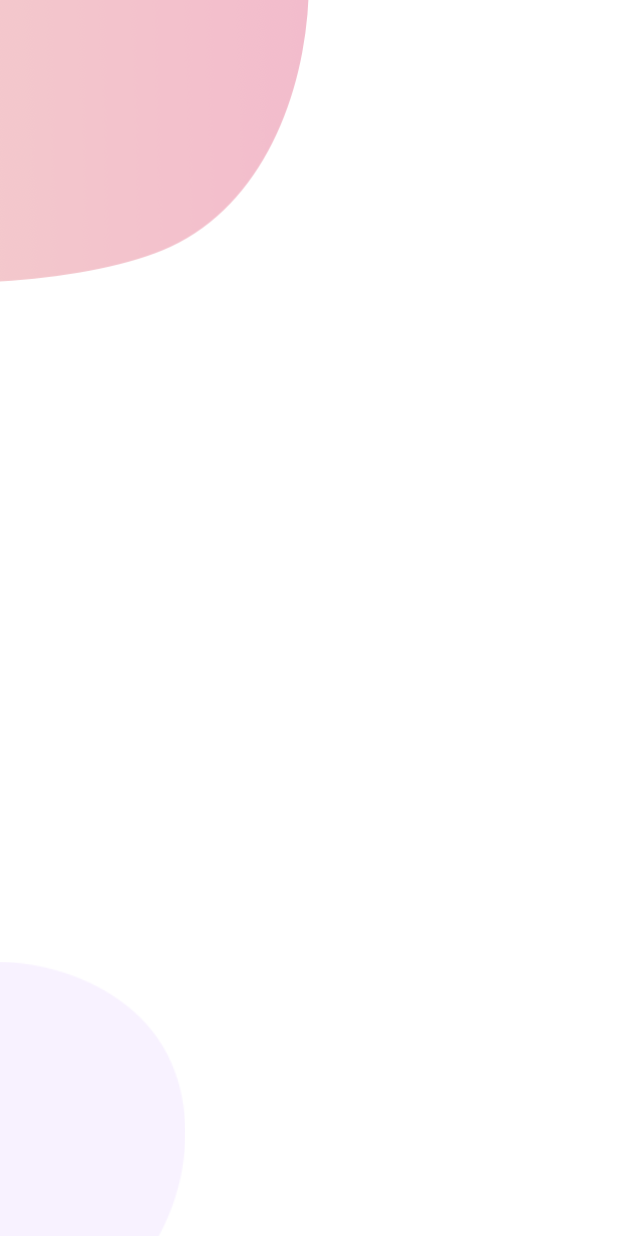
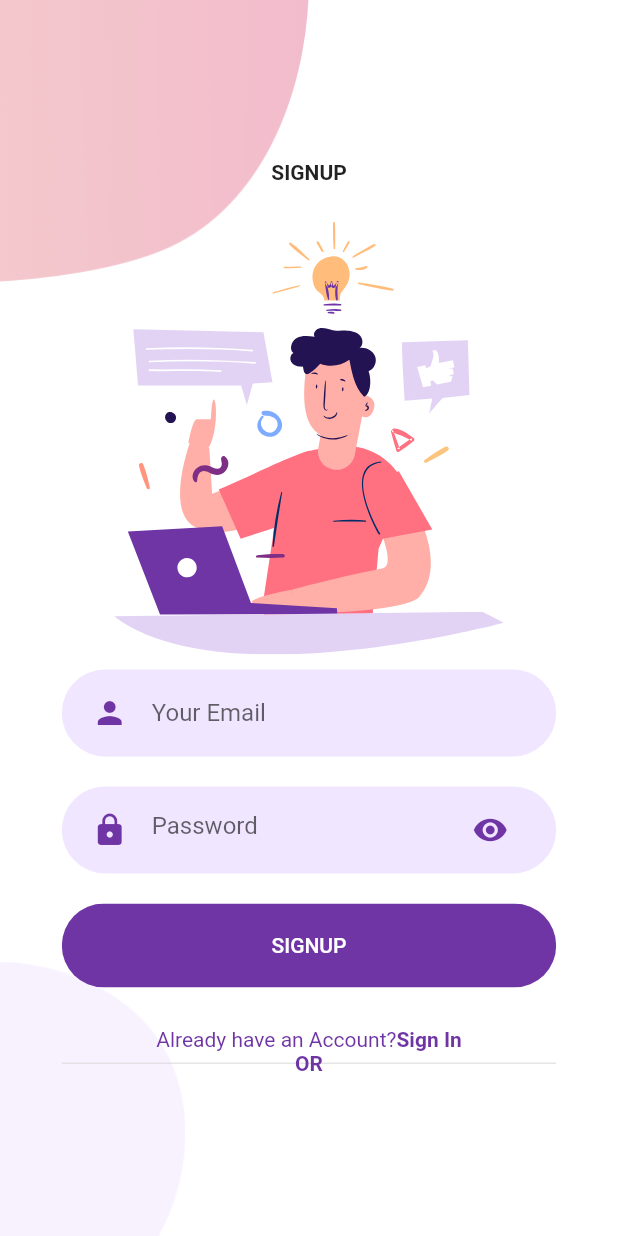
Before and after one commit to adepusai123/login_signup, a Flutter app: the SignUpScreen screen opened directly, on a phone screen of 412 x 824 dp. Run offline on Flutter 3.47's test engine with Material 2 defaults, Android fonts, the phone set to English and light mode, and no system bars; our stand-ins replace flutter_svg; statements that could not run were skipped.

Commit message:
textFields & OrDivider widget created

```diff
--- a/lib/signup/components/body.dart
+++ b/lib/signup/components/body.dart
@@ -1,12 +1,83 @@
 import 'package:flutter/material.dart';
+import 'package:flutter_svg/flutter_svg.dart';
+import 'package:login_signup/components/already_have_an_account_check.dart';
+import 'package:login_signup/components/rounded_button.dart';
+import 'package:login_signup/components/rounded_input_field.dart';
+import 'package:login_signup/components/rounded_password_field.dart';
+import 'package:login_signup/constants.dart';
+import 'package:login_signup/screens/login/login_screen.dart';
 import 'package:login_signup/signup/components/background.dart';
 
 class Body extends StatelessWidget {
   @override
   Widget build(BuildContext context) {
+    Size size = MediaQuery.of(context).size;
     return Background(
         child: Column(
-      children: <Widget>[],
+      mainAxisAlignment: MainAxisAlignment.center,
+      children: <Widget>[
+        Text(
+          "SIGNUP",
+          style: TextStyle(fontWeight: FontWeight.bold),
+        ),
+        SizedBox(height: size.height * 0.03),
+        SvgPicture.asset(
+          "assets/icons/signup.svg",
+          height: size.height * 0.35,
+        ),
+        RoundedInputField(
+          hintText: "Your Email",
+          onChanged: (value) {},
+        ),
+        RoundedPasswordField(
+          onChanged: (value) {},
+        ),
+        RoundedButton(text: "SIGNUP", press: () {}),
+        SizedBox(height: size.height * 0.02),
+        AlreadyHaveAccountCheck(
+          login: false,
+          press: () {
+            Navigator.push(
+              context,
+              MaterialPageRoute(
+                builder: (context) {
+                  return LoginScreen();
+                },
+              ),
+            );
+          },
+        ),
+        OrDivider(),
+      ],
     ));
   }
 }
+
+class OrDivider extends StatelessWidget {
+  @override
+  Widget build(BuildContext context) {
+    Size size = MediaQuery.of(context).size;
+    return Container(
+      // we can use size.width since size.width === double.infinity
+      width: size.width * 0.8,
+      child: Stack(
+        alignment: Alignment.center,
+        children: <Widget>[
+          Expanded(
+            child: Divider(
+              color: Color(0xFFD9D9D9),
+              height: 1.5,
+            ),
+          ),
+          Text(
+            "OR",
+            style: TextStyle(
+              color: kPrimaryColor,
+              fontWeight: FontWeight.w600,
+            ),
+          )
+        ],
+      ),
+    );
+  }
+}
```
